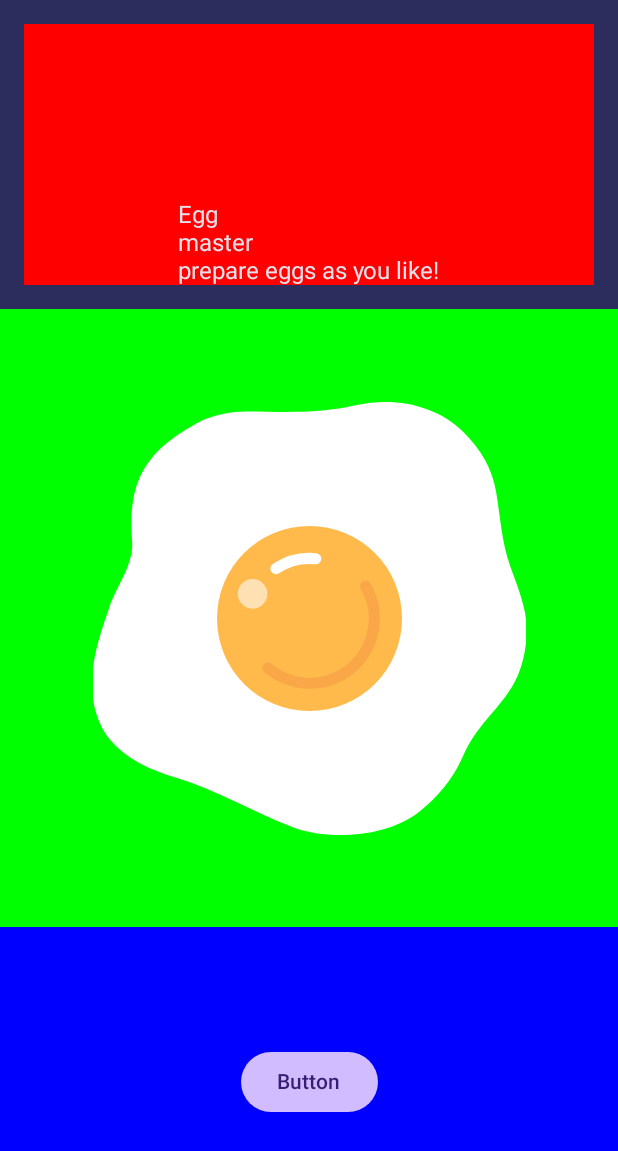
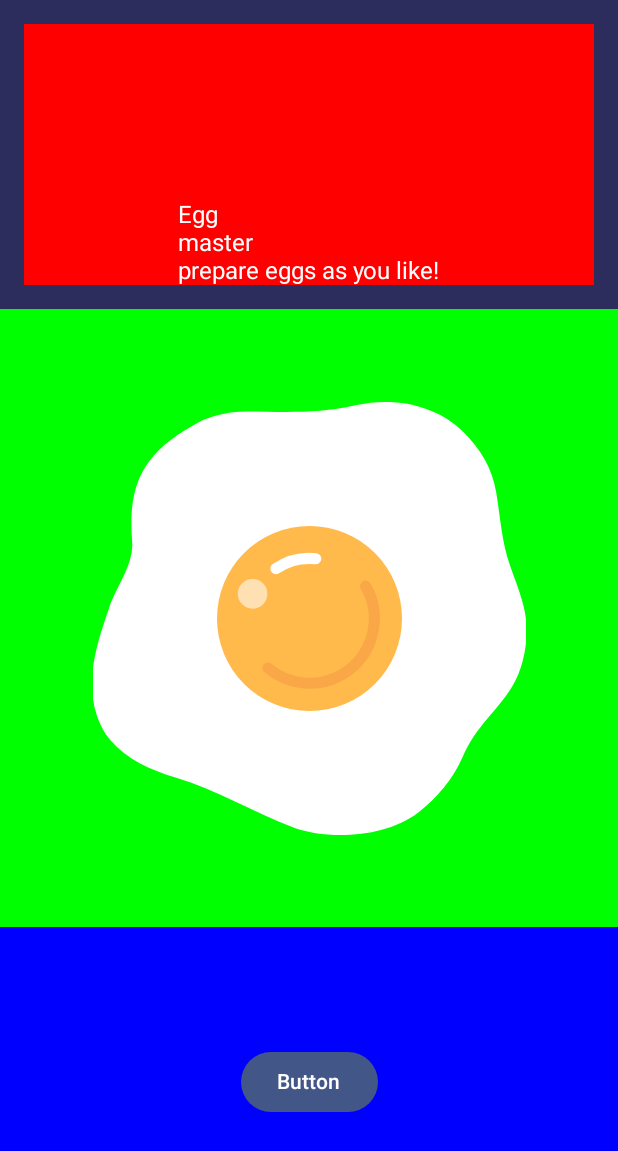
Before and after one commit to hanihashemi/Egg-Master-App, an Android app built with Jetpack Compose: the screen it shows after launch (MainActivity), on a phone screen of 412 x 824 dp. Shown: the top 1151 px of the screen. Run offline under Robolectric (Android 15) with nearby library versions, the phone set to English and light mode, and no system bars.

Commit message:
Add colors and change theme

```diff
--- a/app/src/main/java/io/github/hanihashemi/eggmaster/ui/theme/Color.kt
+++ b/app/src/main/java/io/github/hanihashemi/eggmaster/ui/theme/Color.kt
@@ -2,10 +2,13 @@ package io.github.hanihashemi.eggmaster.ui.theme
 
 import androidx.compose.ui.graphics.Color
 
-val Purple80 = Color(0xFFD0BCFF)
-val PurpleGrey80 = Color(0xFFCCC2DC)
-val Pink80 = Color(0xFFEFB8C8)
+val PrimaryColor = Color(0xFF435688)
+val SurfaceColor = Color(0xFF2C2D5D)
+val OnSurfaceColor = Color(0xFFFFFFFF)
+val OnBackgroundColor = Color(0xFF364767)
+val SecondaryContainerColor = Color(0xFFD81F72)
+val OnSurfaceVariantColor = Color(0xFF364767)
 
-val Purple40 = Color(0xFF6650a4)
-val PurpleGrey40 = Color(0xFF625b71)
-val Pink40 = Color(0xFF7D5260)
+val NavigationBarShadowColor = Color(0xBFC4D4E7)
+val NavigationBarColor = Color(0xFFECF1FF)
+val AndroidNavigationBarColor = Color(0xFF17213A)
--- a/app/src/main/java/io/github/hanihashemi/eggmaster/ui/theme/Theme.kt
+++ b/app/src/main/java/io/github/hanihashemi/eggmaster/ui/theme/Theme.kt
@@ -1,46 +1,37 @@
 package io.github.hanihashemi.eggmaster.ui.theme
 
 import android.app.Activity
-import android.os.Build
-import androidx.compose.foundation.isSystemInDarkTheme
 import androidx.compose.material3.MaterialTheme
-import androidx.compose.material3.darkColorScheme
-import androidx.compose.material3.dynamicDarkColorScheme
-import androidx.compose.material3.dynamicLightColorScheme
 import androidx.compose.material3.lightColorScheme
 import androidx.compose.runtime.Composable
 import androidx.compose.runtime.SideEffect
-import androidx.compose.ui.graphics.Color
 import androidx.compose.ui.graphics.toArgb
-import androidx.compose.ui.platform.LocalContext
 import androidx.compose.ui.platform.LocalView
 import androidx.core.view.ViewCompat
 
-private val DarkColorScheme = darkColorScheme(
-    primary = Purple80,
-    secondary = PurpleGrey80,
-    tertiary = Pink80,
-    surface = Color(0XFF2C2D5D),
+private val LightColorScheme = lightColorScheme(
+    primary = PrimaryColor,
+    surface = SurfaceColor,
+    onSurface = OnSurfaceColor,
+    onBackground = OnBackgroundColor,
+    secondaryContainer = SecondaryContainerColor,
+    onSurfaceVariant = OnSurfaceVariantColor,
 )
 
 @Composable
-fun EggMasterTheme(
-    darkTheme: Boolean = isSystemInDarkTheme(),
-    // Dynamic color is available on Android 12+
-    dynamicColor: Boolean = true,
-    content: @Composable () -> Unit
-) {
-    val colorScheme = DarkColorScheme
+fun EggMasterTheme(content: @Composable () -> Unit) {
     val view = LocalView.current
     if (!view.isInEditMode) {
         SideEffect {
-            (view.context as Activity).window.statusBarColor = colorScheme.primary.toArgb()
-            ViewCompat.getWindowInsetsController(view)?.isAppearanceLightStatusBars = darkTheme
+            (view.context as Activity).window.statusBarColor = LightColorScheme.primary.toArgb()
+            (view.context as Activity).window.navigationBarColor =
+                AndroidNavigationBarColor.toArgb()
+            ViewCompat.getWindowInsetsController(view)?.isAppearanceLightStatusBars = false
         }
     }
 
     MaterialTheme(
-        colorScheme = colorScheme,
+        colorScheme = LightColorScheme,
         typography = Typography,
         content = content
     )
```
